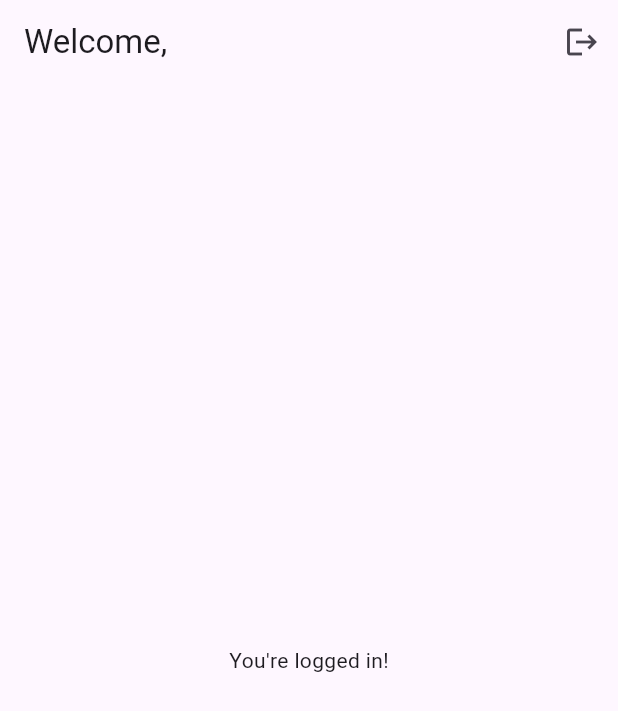
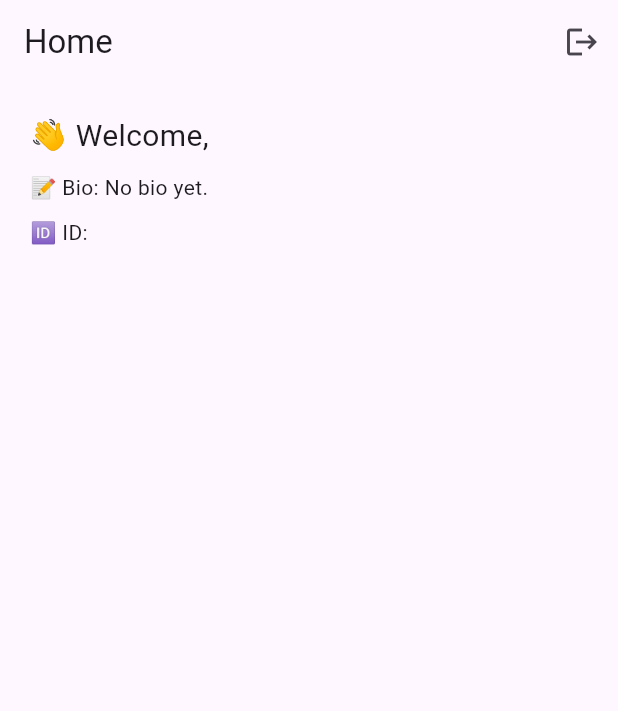
Before and after one commit to nensi0112sluzbeni/speakout_mobapp, a Flutter app: the screen it shows once a user with an empty profile is signed in, on a phone screen of 412 x 824 dp. Shown: the top 711 px of the screen. Run offline on Flutter 3.47's test engine with Material 3 defaults, Android fonts, the phone set to English and light mode, and no system bars; our stand-ins replace flutter_riverpod, supabase_flutter; accounts and stored records are empty.

Commit message:
user_profile.dart to make models, user_profile_provider.dart for Riverpod state management, home_page.dart modifications to display username, bio and ID

```diff
--- a/lib/home_page.dart
+++ b/lib/home_page.dart
@@ -1,15 +1,16 @@
 import 'package:flutter/material.dart';
 import 'package:supabase_flutter/supabase_flutter.dart';
+import 'package:flutter_riverpod/flutter_riverpod.dart';
+import 'user_profile_provider.dart';
 
-
-class HomePage extends StatelessWidget {
+class HomePage extends ConsumerWidget {
   @override
-  Widget build(BuildContext context) {
-    final user = Supabase.instance.client.auth.currentUser;
+  Widget build(BuildContext context, WidgetRef ref) {
+    final profileAsync = ref.watch(userProfileProvider);
 
     return Scaffold(
       appBar: AppBar(
-        title: Text("Welcome, ${user?.email}"),
+        title: Text("Home"),
         actions: [
           IconButton(
             icon: Icon(Icons.logout),
@@ -19,8 +20,28 @@ class HomePage extends StatelessWidget {
           )
         ],
       ),
-      body: Center(
-        child: Text("You're logged in!"),
+      body: profileAsync.when(
+        data: (profile) {
+          if (profile == null) {
+            return Center(child: Text("No profile found."));
+          }
+
+          return Padding(
+            padding: const EdgeInsets.all(20.0),
+            child: Column(
+              crossAxisAlignment: CrossAxisAlignment.start,
+              children: [
+                Text("👋 Welcome, ${profile.username}", style: TextStyle(fontSize: 20)),
+                SizedBox(height: 10),
+                Text("📝 Bio: ${profile.bio.isEmpty ? 'No bio yet.' : profile.bio}"),
+                SizedBox(height: 10),
+                Text("🆔 ID: ${profile.id}"),
+              ],
+            ),
+          );
+        },
+        loading: () => Center(child: CircularProgressIndicator()),
+        error: (error, stack) => Center(child: Text('Error: $error')),
       ),
     );
   }
--- /dev/null
+++ b/lib/user_profile_provider.dart
@@ -0,0 +1,17 @@
+import 'package:flutter_riverpod/flutter_riverpod.dart';
+import 'package:supabase_flutter/supabase_flutter.dart';
+import 'user_profile.dart';
+
+final userProfileProvider = FutureProvider<UserProfile?>((ref) async {
+  final user = Supabase.instance.client.auth.currentUser;
+
+  if (user == null) return null;
+
+  final response = await Supabase.instance.client
+      .from('profiles')
+      .select()
+      .eq('id', user.id)
+      .single(); // only one row expected
+
+  return UserProfile.fromMap(response);
+});
```
Also changed, not shown: lib/user_profile.dart (added, +22 -0 lines).
